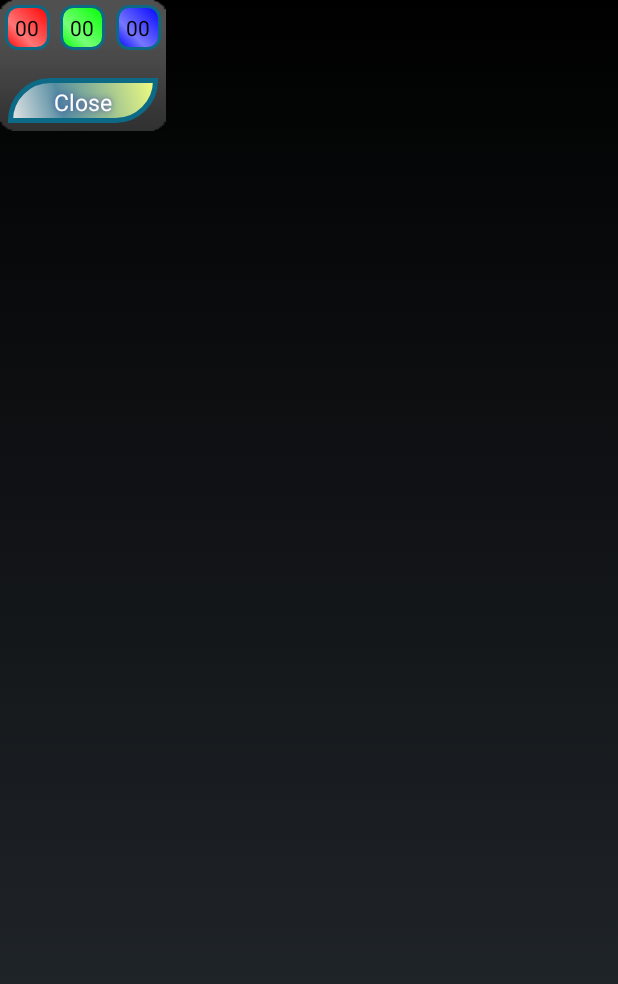
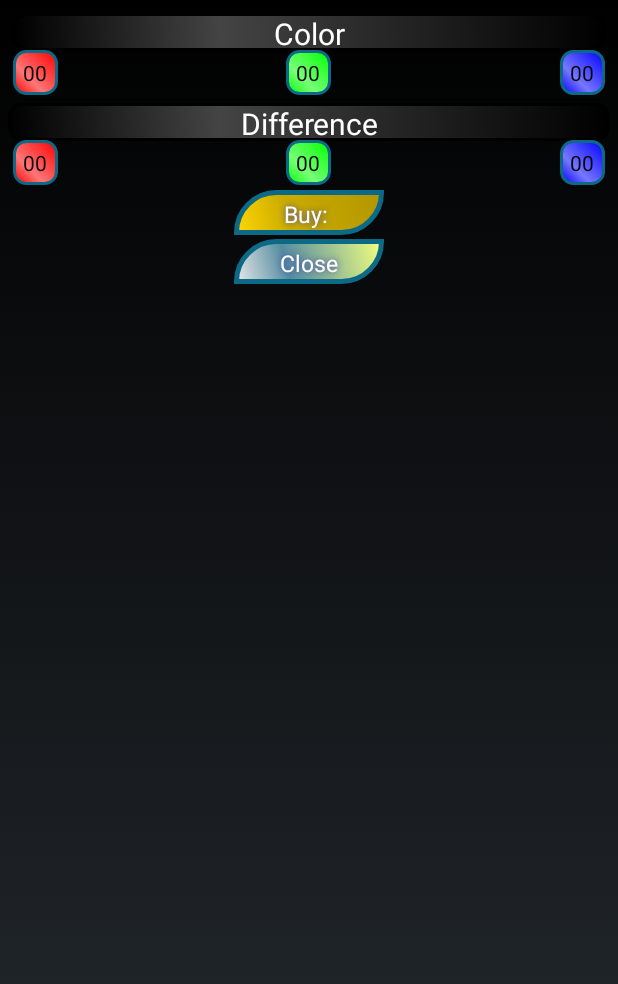
Before and after one commit to Dilargus/CityofColors, an Android app: the layout building_popup.xml on its own in the app's theme, with its tools: preview values and no code run, on a phone screen of 412 x 824 dp. Shown: the top 984 px of the screen. Run offline under Robolectric (Android 15) with nearby library versions, the phone set to English and light mode, and no system bars; network calls fail.

Commit message:
color difference buttons

```diff
--- a/app/src/main/java/com/example/android/opengl/activity/OnClickHelper.java
+++ b/app/src/main/java/com/example/android/opengl/activity/OnClickHelper.java
@@ -357,7 +357,8 @@ public class OnClickHelper {
         protected void onPostExecute(ClickResult result) {
             if(result.hit != null){
                 GLBuilding glb = (GLBuilding) result.hit;
-                act.showPopup(act,new Point(Math.round((result.intpoint[0]/(-result.intpoint[2])+0.413f)*(float)act.mGLView.getHeight()/0.826f),Math.round((result.intpoint[1]/(result.intpoint[2])+0.59f)*(float)act.mGLView.getWidth()/1.18f)),glb.my_building);
+                //act.showPopup(act,new Point(Math.round((result.intpoint[0]/(-result.intpoint[2])+0.413f)*(float)act.mGLView.getHeight()/0.826f),Math.round((result.intpoint[1]/(result.intpoint[2])+0.59f)*(float)act.mGLView.getWidth()/1.18f)),glb.my_building);
+                act.showBuildingPopup(glb.my_building);
             }
         }
 
--- a/app/src/main/java/com/example/android/opengl/activity/RegisterActivity.java
+++ b/app/src/main/java/com/example/android/opengl/activity/RegisterActivity.java
@@ -68,9 +68,9 @@ public class RegisterActivity extends Activity {
                 Log.i("Color", "show color " + color);
 
                 hex_color = String.format("%08x", color);
-                r = Integer.valueOf( hex_color.substring( 2, 4 ), 16 );
-                g = Integer.valueOf( hex_color.substring( 4, 6 ), 16 );
-                b = Integer.valueOf( hex_color.substring( 6, 8 ), 16 );
+                r = Integer.valueOf( hex_color.substring( 2, 4 ), 16 )*100/255;
+                g = Integer.valueOf( hex_color.substring( 4, 6 ), 16 )*100/255;
+                b = Integer.valueOf( hex_color.substring( 6, 8 ), 16 )*100/255;
                 btnChooseColor.setBackgroundColor(color);
                 btnChooseColor.setText("Click to change current player color:" + System.getProperty("line.separator") +
                         "R: " + r + System.getProperty("line.separator") +
--- /dev/null
+++ b/app/src/main/res/drawable/gold_shape.xml
@@ -0,0 +1,31 @@
+<?xml version="1.0" encoding="utf-8"?>
+<shape xmlns:android="http://schemas.android.com/apk/res/android" android:shape="rectangle" >
+    <corners
+        android:topLeftRadius="100dp"
+        android:topRightRadius="0dp"
+        android:bottomLeftRadius="0dp"
+        android:bottomRightRadius="100dp"
+        />
+    <gradient
+        android:angle="45"
+        android:centerX="35%"
+        android:centerColor="#ccac00"
+        android:startColor="#ffd700"
+        android:endColor="#b29600"
+        android:type="linear"
+        />
+    <padding
+        android:left="29dp"
+        android:top="0dp"
+        android:right="0dp"
+        android:bottom="0dp"
+        />
+    <size
+        android:width="100dp"
+        android:height="29dp"
+        />
+    <stroke
+        android:width="3dp"
+        android:color="#0C6A87"
+        />
+</shape>
--- a/app/src/main/res/layout/building_popup.xml
+++ b/app/src/main/res/layout/building_popup.xml
@@ -1,10 +1,11 @@
 <?xml version="1.0" encoding="utf-8"?>
 <FrameLayout xmlns:android="http://schemas.android.com/apk/res/android"
-    android:layout_width="wrap_content"
-    android:id="@+id/popup"
+    android:orientation="vertical"
+    android:layout_width="fill_parent"
     android:layout_height="wrap_content"
-    android:background="@drawable/popup_bg"
-    android:orientation="vertical" >
+    android:padding="5dp"
+
+    >
 
 <!--
     <TextView
@@ -19,10 +20,23 @@
 -->
 
 
-
+    <TextView
+        android:id="@+id/color_title"
+        android:layout_width="match_parent"
+        android:layout_height="25dp"
+        android:layout_margin="3dp"
+        android:textSize="20sp"
+        android:text="Color"
+        android:textColor="#ffffff"
+        android:gravity="center_horizontal"
+        android:layout_gravity="center_horizontal"
+        android:background="@drawable/black_shape"
+        />
     <TextView
         android:id="@+id/building_red_number"
-        android:layout_margin="3dp"
+        android:layout_marginTop="28dp"
+        android:layout_marginLeft="3dp"
+        android:layout_marginRight="3dp"
         android:layout_gravity="left|top"
         android:textColor="#000000"
         android:text="00"
@@ -33,7 +47,9 @@
         />
     <TextView
         android:id="@+id/building_green_number"
-        android:layout_margin="3dp"
+        android:layout_marginTop="28dp"
+        android:layout_marginLeft="3dp"
+        android:layout_marginRight="3dp"
         android:layout_gravity="center|top"
         android:textColor="#000000"
         android:text="00"
@@ -45,8 +61,64 @@
 
     <TextView
         android:id="@+id/building_blue_number"
-        android:layout_margin="3dp"
+        android:layout_marginTop="28dp"
+        android:layout_marginLeft="3dp"
+        android:layout_marginRight="3dp"
         android:layout_gravity="right|top"
+        android:textColor="#000000"
+        android:text="00"
+        android:background="@drawable/blue_shape"
+        android:layout_width="30dp"
+        android:layout_height="30dp"
+        android:gravity="center"
+        />
+
+    <TextView
+        android:id="@+id/difference"
+        android:layout_width="match_parent"
+        android:layout_height="25dp"
+        android:layout_marginTop="63dp"
+        android:textSize="20sp"
+        android:text="Difference"
+        android:textColor="#ffffff"
+        android:gravity="center_horizontal"
+        android:layout_gravity="center_horizontal"
+        android:background="@drawable/black_shape"
+        />
+    <TextView
+        android:id="@+id/building_red_dif"
+        android:layout_marginTop="88dp"
+        android:layout_marginLeft="3dp"
+        android:layout_marginRight="3dp"
+
+        android:layout_gravity="left"
+        android:textColor="#000000"
+        android:text="00"
+        android:background="@drawable/red_shape"
+        android:layout_width="30dp"
+        android:layout_height="30dp"
+        android:gravity="center"
+        />
+    <TextView
+        android:id="@+id/building_green_dif"
+        android:layout_marginTop="88dp"
+        android:layout_marginLeft="3dp"
+        android:layout_marginRight="3dp"
+        android:layout_gravity="center_horizontal"
+        android:textColor="#000000"
+        android:text="00"
+        android:background="@drawable/green_shape"
+        android:layout_width="30dp"
+        android:layout_height="30dp"
+        android:gravity="center"
+        />
+
+    <TextView
+        android:id="@+id/building_blue_dif"
+        android:layout_marginTop="88dp"
+        android:layout_marginLeft="3dp"
+        android:layout_marginRight="3dp"
+        android:layout_gravity="right"
         android:textColor="#000000"
         android:text="00"
         android:background="@drawable/blue_shape"
@@ -62,6 +134,24 @@
             android:layout_height="wrap_content"
             android:text="This is a simple popup" />
     -->
+    <Button
+        android:id="@+id/buy_button"
+        android:textColor="#FFFFFF"
+        android:textSize="15sp"
+        android:layout_width="100dp"
+        android:layout_height="30dp"
+        android:background="@drawable/gold_shape"
+        android:shadowColor="#3E3EA8"
+        android:shadowDx="0"
+        android:shadowDy="0"
+        android:shadowRadius="5"
+        android:padding="5dip"
+        android:layout_marginLeft="3dp"
+        android:layout_marginRight="3dp"
+        android:layout_marginTop="121dp"
+
+        android:text="Buy: "
+        android:layout_gravity="center_horizontal" />
         <Button
             android:id="@+id/close"
             android:textColor="#FFFFFF"
@@ -74,8 +164,11 @@
             android:shadowDy="0"
             android:shadowRadius="5"
             android:padding="5dip"
-            android:layout_margin="5dip"
+            android:layout_marginTop="154dp"
+            android:layout_marginLeft="3dp"
+            android:layout_marginRight="3dp"
+            android:layout_marginBottom="3dp"
             android:text="Close"
-            android:layout_gravity="bottom|center_horizontal" />
+            android:layout_gravity="center_horizontal" />
 
     </FrameLayout>
```
Also changed, not shown: app/src/main/java/com/example/android/opengl/activity/OpenGLES20Activity.java (+61 -20 lines), 152 other files.
